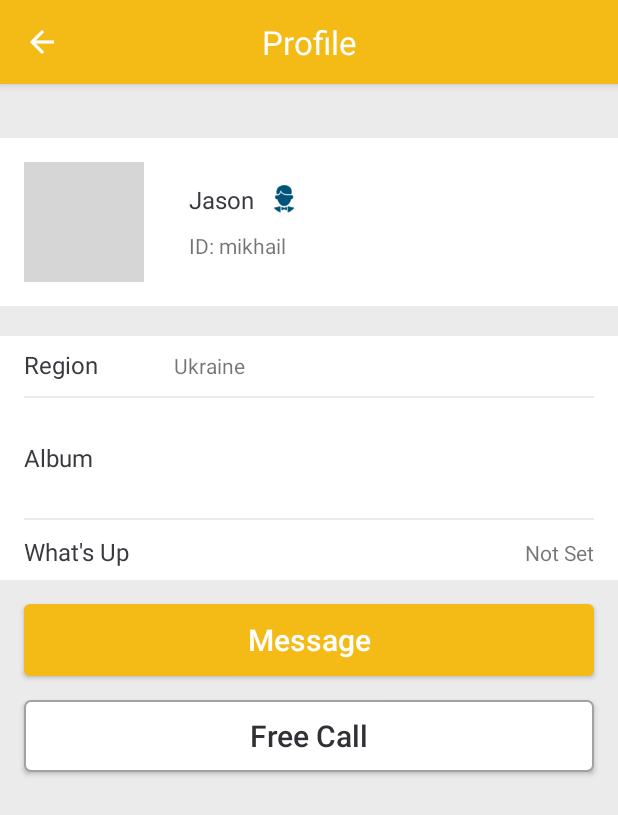
After one commit to mijin1992/IBChat, an Android app: the ContactProfileActivity screen opened directly, with no data from a screen before it, on a phone screen of 412 x 824 dp. The commit adds this screen. Shown: the top 815 px of the screen. Run offline under Robolectric (Android 15) with nearby library versions, the phone set to English and light mode, and no system bars; 1 statement that could not run was skipped; grey boxes are pictures that could not be loaded.

Commit message:
connect ChatActivity

```diff
--- a/Source/SimWeChat/app/src/main/AndroidManifest.xml
+++ b/Source/SimWeChat/app/src/main/AndroidManifest.xml
@@ -34,7 +34,9 @@
             android:windowSoftInputMode="adjustPan" />
         <activity android:name=".ProfileActivity" />
         <activity android:name=".PostActivity" />
-        <activity android:name=".MomentActivity"></activity>
+        <activity android:name=".MomentActivity" />
+        <activity android:name=".ContactProfileActivity" />
+        <activity android:name=".CallActivity"></activity>
     </application>
 
 </manifest>
--- a/Source/SimWeChat/app/src/main/java/com/brasco/simwechat/ChatActivity.java
+++ b/Source/SimWeChat/app/src/main/java/com/brasco/simwechat/ChatActivity.java
@@ -8,5 +8,6 @@ public class ChatActivity extends IBActivity {
     protected void onCreate(Bundle savedInstanceState) {
         super.onCreate(savedInstanceState);
         setContentView(R.layout.activity_chat);
+        ActionBar("Message");
     }
 }
--- /dev/null
+++ b/Source/SimWeChat/app/src/main/java/com/brasco/simwechat/ContactProfileActivity.java
@@ -0,0 +1,73 @@
+package com.brasco.simwechat;
+
+import android.content.Intent;
+import android.os.Bundle;
+import android.view.View;
+import android.widget.Button;
+import android.widget.ImageView;
+import android.widget.LinearLayout;
+import android.widget.TextView;
+
+import com.brasco.simwechat.utils.Utils;
+
+public class ContactProfileActivity extends IBActivity implements View.OnClickListener {
+
+    private String m_ContactUserId = "";
+
+    private ImageView m_ivProfileImage = null;
+    private TextView m_txtProfileName = null;
+    private ImageView m_ivProfileGender = null;
+    private TextView m_txtProfileId = null;
+    private TextView m_txtRegion = null;
+    private LinearLayout m_btnAlbum = null;
+    private TextView m_txtWhatsup = null;
+    private Button m_btnMessage = null;
+    private Button m_btnCall = null;
+
+    @Override
+    protected void onCreate(Bundle savedInstanceState) {
+        super.onCreate(savedInstanceState);
+        Intent intent = getIntent();
+        m_ContactUserId = intent.getStringExtra(Utils.KEY_USER_ID);
+        setContentView(R.layout.activity_contact_profile);
+
+        m_ivProfileImage = (ImageView) findViewById(R.id.profile_image);
+        m_txtProfileName = (TextView) findViewById(R.id.profile_name);
+        m_ivProfileGender = (ImageView) findViewById(R.id.profile_gender);
+        m_txtProfileId = (TextView) findViewById(R.id.txt_id);
+        m_txtRegion = (TextView) findViewById(R.id.profile_region);
+        m_btnAlbum = (LinearLayout) findViewById(R.id.button_album);
+        m_txtWhatsup = (TextView) findViewById(R.id.profile_what);
+        m_btnMessage = (Button) findViewById(R.id.button_message);
+        m_btnCall = (Button) findViewById(R.id.button_call);
+
+        m_btnAlbum.setOnClickListener(this);
+        m_btnMessage.setOnClickListener(this);
+        m_btnCall.setOnClickListener(this);
+
+        ActionBar("Profile");
+    }
+
+    @Override
+    public void onClick(View view) {
+        switch (view.getId()) {
+            case R.id.button_album:
+                break;
+            case R.id.button_message:
+                sendMessage();
+                break;
+            case R.id.button_call:
+                freeCall();
+                break;
+        }
+    }
+
+    private void sendMessage() {
+        Intent intent = new Intent(ContactProfileActivity.this, ChatActivity.class);
+        startActivity(intent);
+    }
+
+    private void freeCall() {
+
+    }
+}
--- a/Source/SimWeChat/app/src/main/java/com/brasco/simwechat/SignUpActivity.java
+++ b/Source/SimWeChat/app/src/main/java/com/brasco/simwechat/SignUpActivity.java
@@ -19,6 +19,8 @@ import android.widget.ToggleButton;
 
 import com.brasco.simwechat.countrypicker.CountryPicker;
 import com.brasco.simwechat.countrypicker.CountryPickerListener;
+import com.brasco.simwechat.utils.Utils;
+import com.bumptech.glide.util.Util;
 
 import java.io.File;
 import java.util.ArrayList;
@@ -62,6 +64,10 @@ public class SignUpActivity extends IBActivity implements View.OnClickListener {
             @Override
             public void onSelectCountry(String name, String code) {
                 m_txtCountry.setText(name);
+                String strDialCode = "999";
+                if (Utils.Country2DialCode.containsKey(code))
+                    strDialCode = Utils.Country2DialCode.get(code);
+                m_txtDialCode.setText(strDialCode);
                 m_CountryPicker.dismiss();
             }
         });
--- a/Source/SimWeChat/app/src/main/java/com/brasco/simwechat/countrypicker/CountryPicker.java
+++ b/Source/SimWeChat/app/src/main/java/com/brasco/simwechat/countrypicker/CountryPicker.java
@@ -7,6 +7,7 @@ import java.util.Currency;
 import java.util.Iterator;
 import java.util.List;
 import java.util.Locale;
+import java.util.Map;
 
 import org.json.JSONObject;
 
--- /dev/null
+++ b/Source/SimWeChat/app/src/main/res/drawable/shape_button_2.xml
@@ -0,0 +1,6 @@
+<?xml version="1.0" encoding="utf-8"?>
+<shape xmlns:android="http://schemas.android.com/apk/res/android" android:shape="rectangle" >
+    <corners android:radius="4dp" />
+    <stroke android:width="1dp" android:color="@color/tabTextColor"/>
+    <solid android:color="@color/inputBackground"/>
+</shape>
--- /dev/null
+++ b/Source/SimWeChat/app/src/main/res/layout/activity_contact_profile.xml
@@ -0,0 +1,167 @@
+<?xml version="1.0" encoding="utf-8"?>
+<LinearLayout xmlns:android="http://schemas.android.com/apk/res/android"
+    xmlns:tools="http://schemas.android.com/tools"
+    android:id="@+id/activity_contact_profile"
+    android:layout_width="match_parent"
+    android:layout_height="match_parent"
+    android:paddingBottom="@dimen/activity_vertical_margin"
+    android:paddingTop="@dimen/activity_vertical_margin"
+    android:orientation="vertical"
+    android:background="@color/chatBackground"
+    tools:context="com.brasco.simwechat.ContactProfileActivity">
+
+    <LinearLayout
+        android:id="@+id/button_profile"
+        android:layout_width="match_parent"
+        android:layout_height="wrap_content"
+        android:layout_marginTop="20dp"
+        android:orientation="horizontal"
+        android:paddingLeft="@dimen/activity_horizontal_margin"
+        android:paddingRight="@dimen/activity_horizontal_margin"
+        android:paddingTop="@dimen/activity_vertical_margin"
+        android:paddingBottom="@dimen/activity_vertical_margin"
+        android:background="@color/inputBackground">
+        <ImageView
+            android:id="@+id/profile_image"
+            android:layout_width="80dp"
+            android:layout_height="80dp"
+            android:layout_gravity="center_vertical"
+            android:src="@drawable/my_avatar"
+            android:focusableInTouchMode="false"/>
+        <LinearLayout
+            android:layout_width="match_parent"
+            android:layout_height="wrap_content"
+            android:layout_gravity="center_vertical"
+            android:layout_marginLeft="30dp"
+            android:orientation="vertical">
+            <LinearLayout
+                android:layout_width="wrap_content"
+                android:layout_height="wrap_content"
+                android:layout_marginBottom="10dp"
+                android:orientation="horizontal">
+                <TextView
+                    android:id="@+id/profile_name"
+                    android:layout_width="match_parent"
+                    android:layout_height="wrap_content"
+                    android:layout_gravity="center_vertical"
+                    android:layout_marginRight="10dp"
+                    android:text="Jason"
+                    android:textSize="16sp"
+                    android:textColor="@color/textViewColor"
+                    android:focusableInTouchMode="false"/>
+                <ImageView
+                    android:id="@+id/profile_gender"
+                    android:layout_width="20dp"
+                    android:layout_height="20dp"
+                    android:layout_gravity="center_vertical"
+                    android:src="@drawable/gender_male"/>
+            </LinearLayout>
+            <LinearLayout
+                android:layout_width="wrap_content"
+                android:layout_height="wrap_content">
+                <TextView
+                    android:layout_width="wrap_content"
+                    android:layout_height="wrap_content"
+                    android:text="ID: "
+                    android:focusableInTouchMode="false"/>
+                <TextView
+                    android:id="@+id/txt_id"
+                    android:layout_width="wrap_content"
+                    android:layout_height="wrap_content"
+                    android:text="mikhail"
+                    android:focusableInTouchMode="false"/>
+            </LinearLayout>
+        </LinearLayout>
+    </LinearLayout>
+
+    <LinearLayout
+        android:layout_width="match_parent"
+        android:layout_height="wrap_content"
+        android:layout_marginTop="20dp"
+        android:paddingLeft="16dp"
+        android:paddingRight="16dp"
+        android:paddingBottom="8dp"
+        android:paddingTop="8dp"
+        android:orientation="vertical"
+        android:background="@color/inputBackground">
+        <LinearLayout
+            android:layout_width="match_parent"
+            android:layout_height="wrap_content">
+            <TextView
+                android:layout_width="100dp"
+                android:layout_height="wrap_content"
+                android:textSize="16sp"
+                android:textColor="@color/textViewColor"
+                android:text="Region"/>
+            <TextView
+                android:id="@+id/profile_region"
+                android:layout_width="wrap_content"
+                android:layout_height="wrap_content"
+                android:text="Ukraine"/>
+        </LinearLayout>
+        <include layout="@layout/horiz_divider"/>
+        <LinearLayout
+            android:id="@+id/button_album"
+            android:layout_width="match_parent"
+            android:layout_height="wrap_content"
+            android:orientation="horizontal">
+            <TextView
+                android:layout_width="100dp"
+                android:layout_height="wrap_content"
+                android:layout_gravity="center_vertical"
+                android:textSize="16sp"
+                android:textColor="@color/textViewColor"
+                android:text="Album"
+                android:focusableInTouchMode="false"
+                android:focusable="false"/>
+            <LinearLayout
+                android:layout_width="match_parent"
+                android:layout_height="60dp"
+                android:layout_gravity="center_vertical"
+                android:orientation="horizontal">
+            </LinearLayout>
+        </LinearLayout>
+        <include layout="@layout/horiz_divider"/>
+        <LinearLayout
+            android:layout_width="match_parent"
+            android:layout_height="wrap_content">
+            <TextView
+                android:layout_width="0dp"
+                android:layout_height="wrap_content"
+                android:layout_weight="1"
+                android:textSize="16sp"
+                android:textColor="@color/textViewColor"
+                android:text="What's Up"/>
+            <TextView
+                android:id="@+id/profile_what"
+                android:layout_width="wrap_content"
+                android:layout_height="wrap_content"
+                android:text="Not Set"/>
+        </LinearLayout>
+    </LinearLayout>
+
+    <Button
+        android:id="@+id/button_message"
+        android:layout_width="match_parent"
+        android:layout_height="wrap_content"
+        android:layout_marginLeft="16dp"
+        android:layout_marginRight="16dp"
+        android:layout_marginTop="16dp"
+        android:text="Message"
+        android:textAllCaps="false"
+        android:textSize="20sp"
+        android:textColor="@color/buttonTextColor1"
+        android:background="@drawable/shape_button_1"/>
+    <Button
+        android:id="@+id/button_call"
+        android:layout_width="match_parent"
+        android:layout_height="wrap_content"
+        android:layout_marginTop="16dp"
+        android:layout_marginLeft="16dp"
+        android:layout_marginRight="16dp"
+        android:text="Free Call"
+        android:textAllCaps="false"
+        android:textSize="20sp"
+        android:textColor="@color/buttonTextColor2"
+        android:background="@drawable/shape_button_2"/>
+</LinearLayout>
--- a/Source/SimWeChat/app/src/main/res/layout/activity_log_in.xml
+++ b/Source/SimWeChat/app/src/main/res/layout/activity_log_in.xml
@@ -72,7 +72,7 @@
             android:textAllCaps="false"
             android:textSize="20sp"
             android:textColor="@color/buttonTextColor1"
-            android:background="@drawable/shape_login_button"/>
+            android:background="@drawable/shape_button_1"/>
         <Button
             android:id="@+id/btn_forgot_password"
             android:layout_width="wrap_content"
--- a/Source/SimWeChat/app/src/main/res/layout/activity_sign_up.xml
+++ b/Source/SimWeChat/app/src/main/res/layout/activity_sign_up.xml
@@ -88,11 +88,10 @@
         android:layout_height="30dp"
         android:orientation="horizontal">
         <TextView
-            android:layout_width="30dp"
+            android:layout_width="wrap_content"
             android:layout_height="wrap_content"
             android:layout_gravity="center_vertical"
             android:text="+"
-            android:textAlignment="textEnd"
             android:textColor="@color/textViewColor"
             android:textSize="14sp"/>
         <EditText
@@ -100,6 +99,7 @@
             android:layout_width="70dp"
             android:layout_height="wrap_content"
             android:layout_gravity="center_vertical"
+            android:inputType="number"
             android:text="1"
             android:textColor="@color/textViewColor"
             android:textSize="14sp"
@@ -159,5 +159,5 @@
         android:textAllCaps="false"
         android:textSize="20sp"
         android:textColor="@color/buttonTextColor1"
-        android:background="@drawable/shape_login_button" />
+        android:background="@drawable/shape_button_1" />
 </LinearLayout>
```
Also changed, not shown: Source/SimWeChat/app/src/main/java/com/brasco/simwechat/CallActivity.java (added, +13 -0 lines), Source/SimWeChat/app/src/main/java/com/brasco/simwechat/fragment/ContactFragment.java (+7 -0 lines), Source/SimWeChat/app/src/main/java/com/brasco/simwechat/utils/Utils.java (+259 -0 lines), Source/SimWeChat/app/src/main/res/layout/activity_call.xml (added, +13 -0 lines), Source/SimWeChat/app/src/main/res/drawable/gender_female.png (added), Source/SimWeChat/app/src/main/res/drawable/gender_male.png (added), Source/SimWeChat/app/src/main/res/drawable/shape_button_1.xml (renamed from Source/SimWeChat/app/src/main/res/drawable/shape_login_button.xml).
